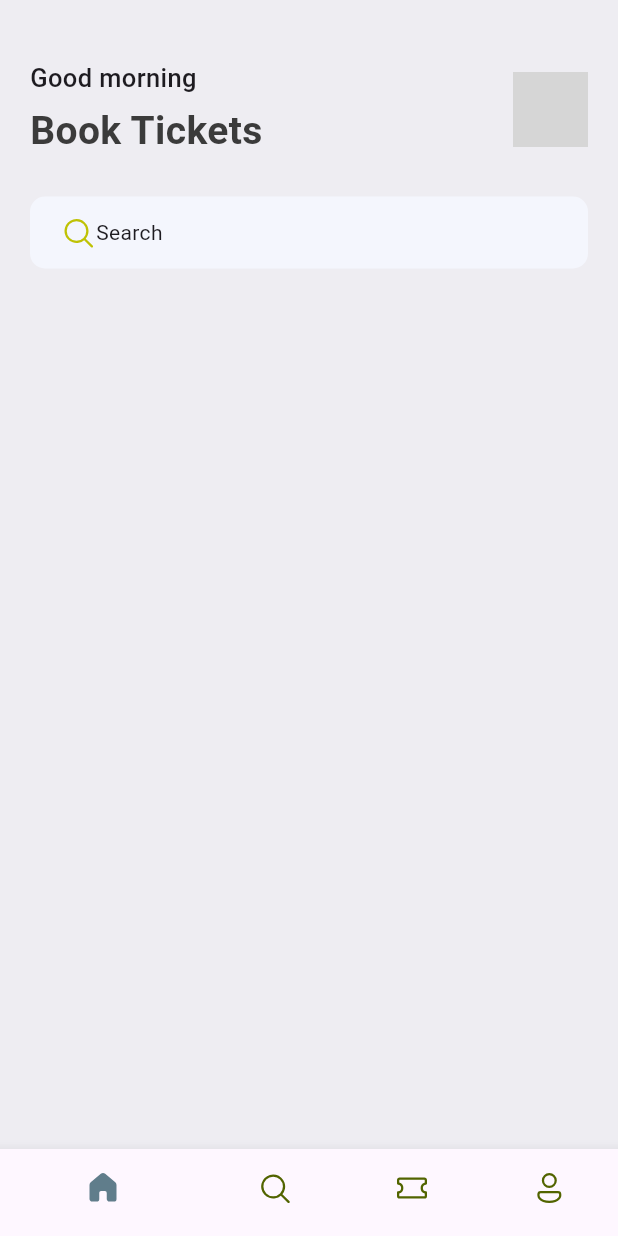
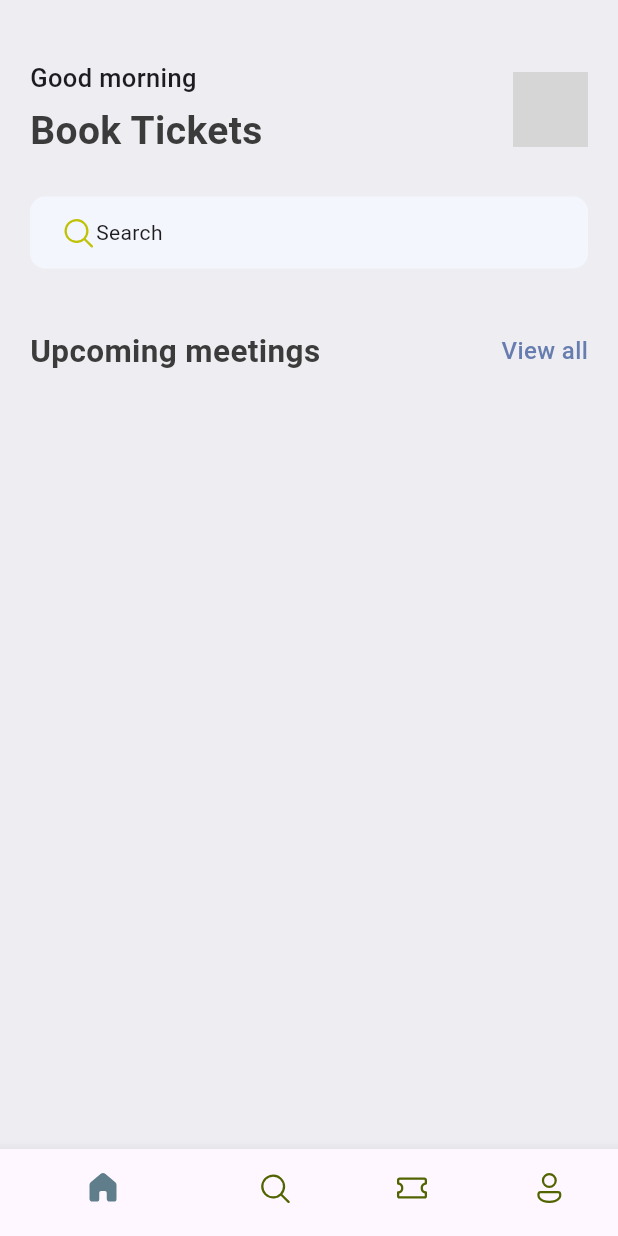
Before and after one commit to giddy11/Ticket_app, a Flutter app: the screen it shows after launch, on a phone screen of 412 x 824 dp. Run offline on Flutter 3.47's test engine with Material 3 defaults, Android fonts, the phone set to English and light mode, and no system bars; our stand-ins replace fluentui_icons; grey boxes are pictures that could not be loaded.

Commit message:
created a reusable component

```diff
--- a/lib/base/res/styles/app_styles.dart
+++ b/lib/base/res/styles/app_styles.dart
@@ -7,8 +7,20 @@ class AppStyles {
   static Color textColor = const Color(0xff3b3b3b);
   static Color bgColor = const Color(0xffeeedf2);
 
+  static TextStyle textStyle = TextStyle(
+    fontSize: 16,
+    fontWeight: FontWeight.w500,
+    color: textColor,
+  );
+
   static TextStyle headLineStyle1 = TextStyle(
     fontSize: 26,
+    fontWeight: FontWeight.bold,
+    color: textColor,
+  );
+
+  static TextStyle headLineStyle2 = TextStyle(
+    fontSize: 21,
     fontWeight: FontWeight.bold,
     color: textColor,
   );
--- /dev/null
+++ b/lib/base/widgets/app_double_text.dart
@@ -0,0 +1,27 @@
+import 'package:flutter/material.dart';
+import 'package:flutter_application_1/base/res/styles/app_styles.dart';
+
+class AppDoubleText extends StatelessWidget {
+  const AppDoubleText({super.key, required this.bigText, required this.smallText});
+
+  final String bigText;
+  final String smallText;
+
+  @override
+  Widget build(BuildContext context) {
+    return Row(
+        mainAxisAlignment: MainAxisAlignment.spaceBetween,
+        children: [
+          Text(bigText, style: AppStyles.headLineStyle2),
+          InkWell(
+            onTap: (){
+
+            },
+            child: Text(smallText, style: AppStyles.textStyle.copyWith(
+              color: AppStyles.primaryColor
+            )),
+          )
+        ],
+      );
+  }
+}
--- a/lib/screens/home_screen.dart
+++ b/lib/screens/home_screen.dart
@@ -3,6 +3,7 @@ import 'package:flutter/material.dart';
 import 'package:flutter/widgets.dart';
 import 'package:flutter_application_1/base/res/media.dart';
 import 'package:flutter_application_1/base/res/styles/app_styles.dart';
+import 'package:flutter_application_1/base/widgets/app_double_text.dart';
 
 class HomeScreen extends StatelessWidget {
   const HomeScreen({super.key});
@@ -47,7 +48,6 @@ class HomeScreen extends StatelessWidget {
                           image: AssetImage(AppMedia.logo)
                         )
                       ),
-                      // child: const Text("Logo"),
                     )
                   ],
                 ),
@@ -65,10 +65,12 @@ class HomeScreen extends StatelessWidget {
                       Text("Search")
                     ],
                   ),
-                )
+                ),
+                const SizedBox(height: 40),
+                const AppDoubleText(bigText: "Upcoming meetings", smallText: "View all"),
               ],
             ),
-          )
+          ),
         ],
       ),
     );
```
